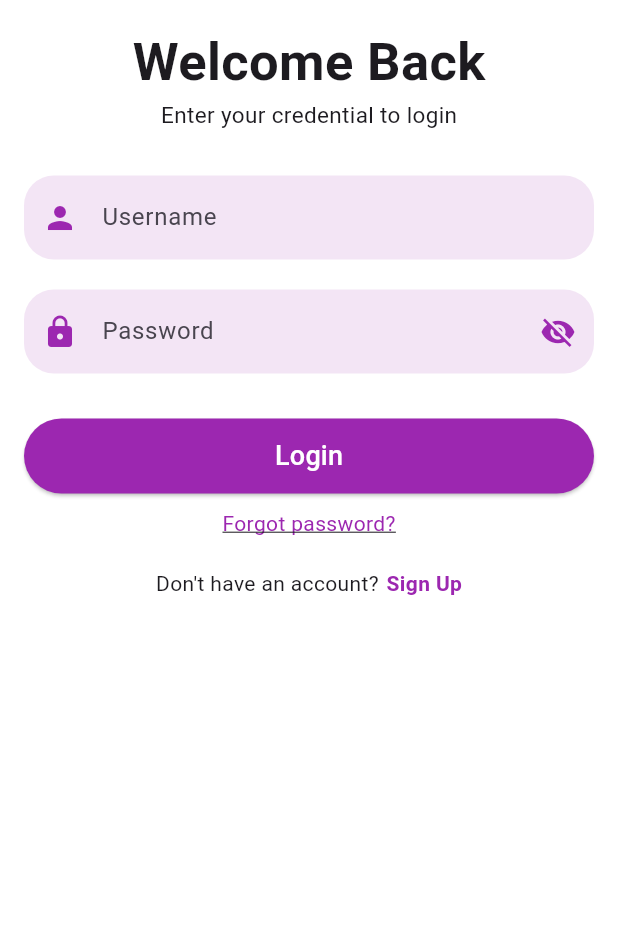
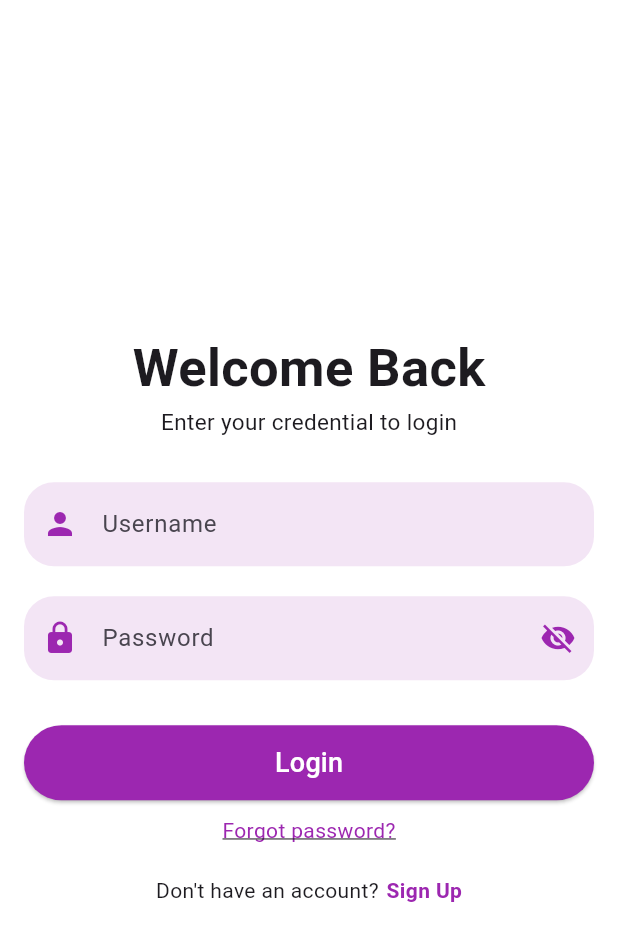
Before and after one commit to YomnaIbrahim4/ITI_Project, a Flutter app: the screen it shows after launch, on a phone screen of 412 x 824 dp. Shown: the top 941 px of the screen. Run offline on Flutter 3.47's test engine with Material 3 defaults, Android fonts, the phone set to English and light mode, and no system bars.

```diff
--- a/lib/login_screen.dart
+++ b/lib/login_screen.dart
@@ -21,8 +21,7 @@ class _LoginScreenState extends State<LoginScreen> {
   Widget build(BuildContext context) {
     return Scaffold(
       backgroundColor: Colors.white,
-      body: SingleChildScrollView(
-        child: Center(
+      body: Center(
         child: Form(
           key: formKey,
           child: Padding(
@@ -158,7 +157,6 @@ class _LoginScreenState extends State<LoginScreen> {
           ),
         ),
       ),
-      ),
     );
   }
 }
```
Also changed, not shown: assets/LogIn.png (added), assets/SignUp.png (added), 1 other file. Lines whose indentation alone changed are shown as unchanged.
